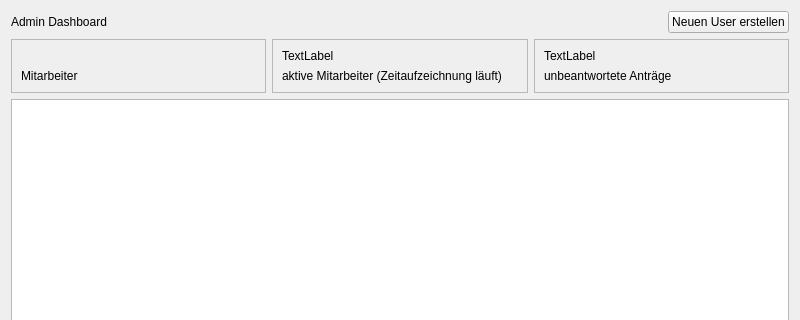
This is HR_Managment_System_Application/admindashboard.ui in MehmetMertt/twentyONE_HR_System as Qt 5 draws it before an edit; both pictures show x 0 to 800 and y 0 to 320 of the 800 by 600 pixel window. The edited form follows.
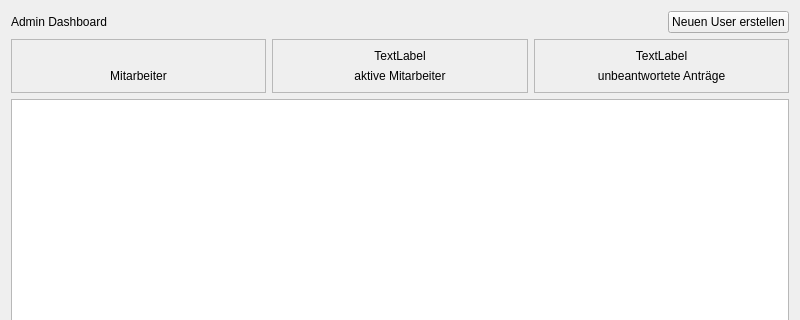
This is the edited form.

Commit message: admin dashboard changes

What changed in the file:
```diff
--- a/HR_Managment_System_Application/admindashboard.ui
+++ b/HR_Managment_System_Application/admindashboard.ui
@@ -68,6 +68,12 @@
           <property name="text">
            <string>Mitarbeiter</string>
           </property>
+          <property name="alignment">
+           <set>Qt::AlignCenter</set>
+          </property>
+          <property name="labeltype" stdset="0">
+           <string>current_value</string>
+          </property>
          </widget>
         </item>
        </layout>
@@ -87,12 +93,21 @@
           <property name="text">
            <string>TextLabel</string>
           </property>
+          <property name="alignment">
+           <set>Qt::AlignCenter</set>
+          </property>
+          <property name="labeltype" stdset="0">
+           <string>data_header</string>
+          </property>
          </widget>
         </item>
         <item>
          <widget class="QLabel" name="label_4">
           <property name="text">
-           <string>aktive Mitarbeiter (Zeitaufzeichnung läuft)</string>
+           <string>aktive Mitarbeiter</string>
+          </property>
+          <property name="alignment">
+           <set>Qt::AlignCenter</set>
           </property>
          </widget>
         </item>
@@ -113,6 +128,12 @@
           <property name="text">
            <string>TextLabel</string>
           </property>
+          <property name="alignment">
+           <set>Qt::AlignCenter</set>
+          </property>
+          <property name="labeltype" stdset="0">
+           <string>data_header</string>
+          </property>
          </widget>
         </item>
         <item>
@@ -120,6 +141,12 @@
           <property name="text">
            <string>unbeantwortete Anträge</string>
           </property>
+          <property name="alignment">
+           <set>Qt::AlignCenter</set>
+          </property>
+          <property name="labeltype" stdset="0">
+           <string>current_value</string>
+          </property>
          </widget>
         </item>
        </layout>
```
Left out of the diff: 6 changed lines with no effect on the pictures.
